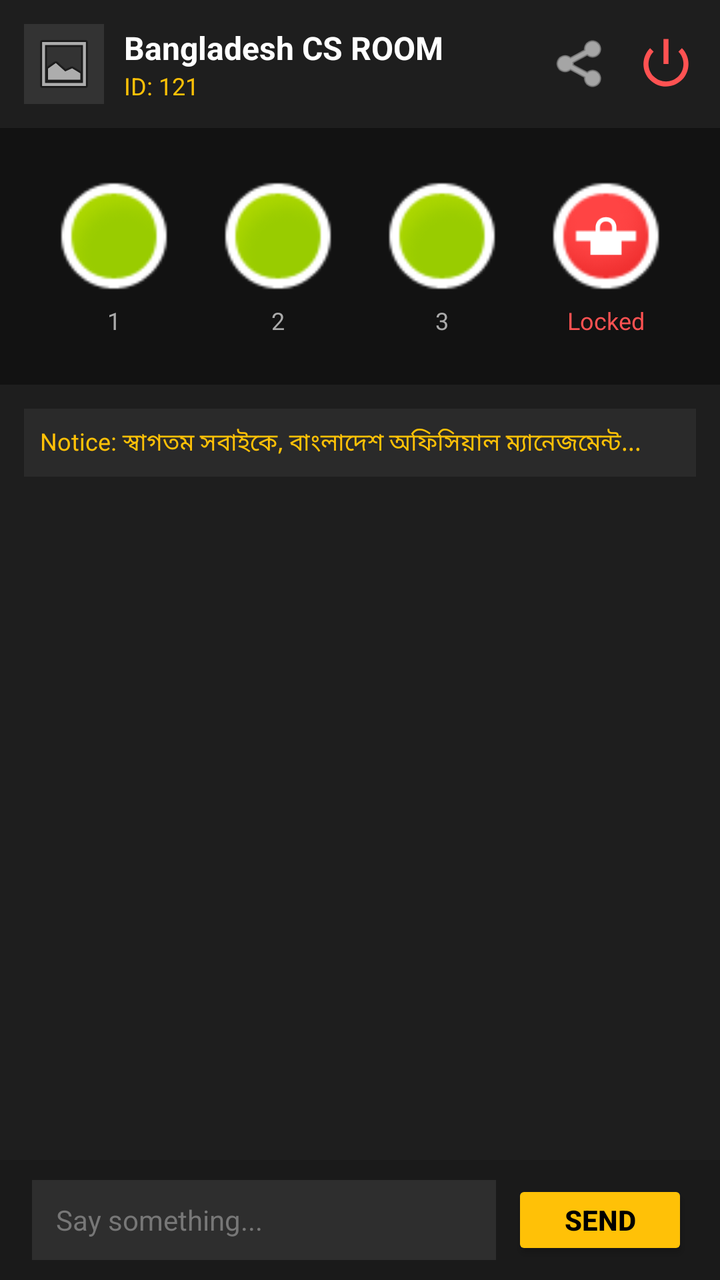
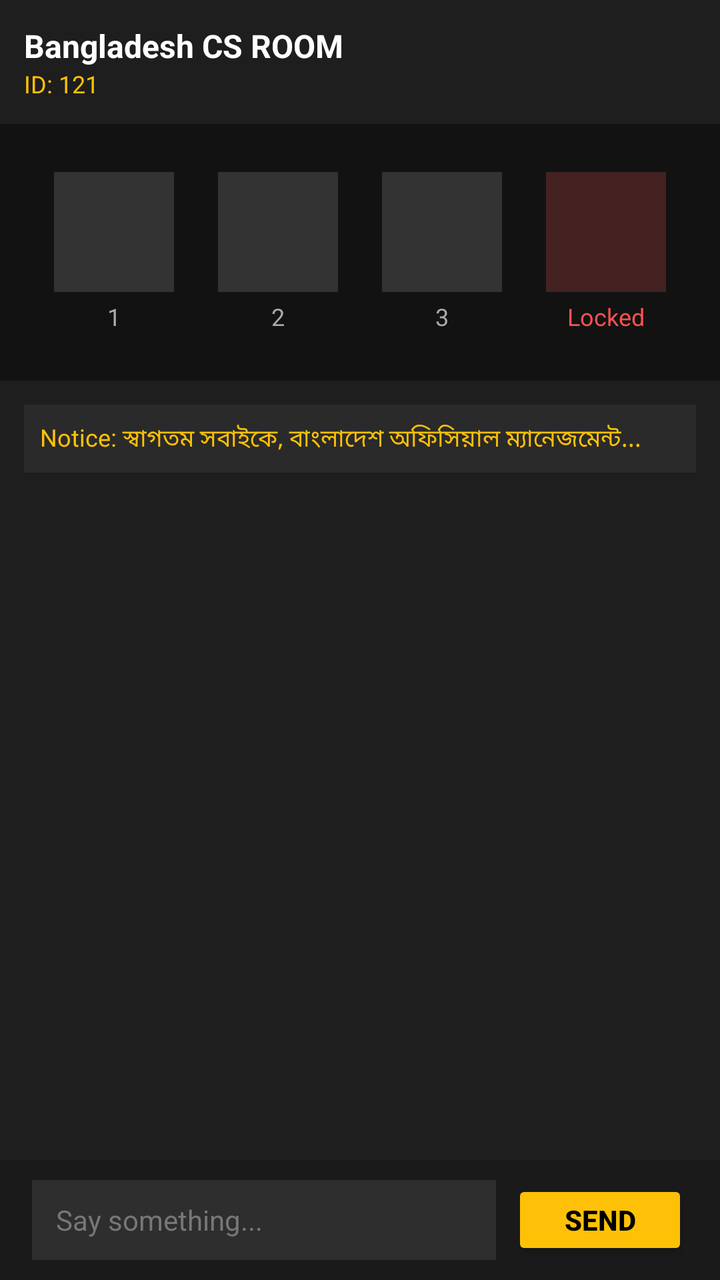

Screens rendered from an Android XML layout before and after an edit, with the pre-edit source and the edit as a unified diff.
<!-- AndroidManifest.xml: application theme Theme.AppCompat.DayNight.NoActionBar -->
<!-- res/layout/activity_voice_room.xml -->
<?xml version="1.0" encoding="utf-8"?>
<LinearLayout xmlns:android="http://schemas.android.com/apk/res/android"
    android:layout_width="match_parent"
    android:layout_height="match_parent"
    android:orientation="vertical"
    android:background="#121212">

    
    <LinearLayout
        android:layout_width="match_parent"
        android:layout_height="wrap_content"
        android:orientation="horizontal"
        android:padding="12dp"
        android:gravity="center_vertical"
        android:background="#1E1E1E">

        <ImageView
            android:layout_width="40dp"
            android:layout_height="40dp"
            android:src="@android:drawable/ic_menu_gallery"
            android:background="#333333"
            android:padding="4dp"/>

        <LinearLayout
            android:layout_width="0dp"
            android:layout_height="wrap_content"
            android:layout_weight="1"
            android:orientation="vertical"
            android:layout_marginStart="10dp">

            <TextView
                android:layout_width="wrap_content"
                android:layout_height="wrap_content"
                android:text="Bangladesh CS ROOM"
                android:textColor="#FFFFFF"
                android:textSize="16sp"
                android:textStyle="bold" />

            <TextView
                android:layout_width="wrap_content"
                android:layout_height="wrap_content"
                android:text="ID: 121"
                android:textColor="#FFC107"
                android:textSize="12sp" />
        </LinearLayout>

        <ImageView
            android:layout_width="30dp"
            android:layout_height="30dp"
            android:src="@android:drawable/ic_menu_share"
            android:tint="#FFFFFF"
            android:layout_marginEnd="12dp"/>

        <ImageView
            android:layout_width="30dp"
            android:layout_height="30dp"
            android:src="@android:drawable/ic_lock_power_off"
            android:tint="#FF5252"/>
    </LinearLayout>

    
    <GridLayout
        android:layout_width="match_parent"
        android:layout_height="wrap_content"
        android:columnCount="4"
        android:alignmentMode="alignMargins"
        android:columnOrderPreserved="false"
        android:padding="16dp"
        android:gravity="center">

        
        <LinearLayout
            android:layout_width="0dp"
            android:layout_height="wrap_content"
            android:layout_columnWeight="1"
            android:orientation="vertical"
            android:gravity="center"
            android:layout_margin="8dp">
            <ImageView
                android:layout_width="60dp"
                android:layout_height="60dp"
                android:background="@android:drawable/presence_online"
                android:src="@android:drawable/ic_menu_mic"
                android:padding="15dp"
                android:tint="#FFFFFF"/>
            <TextView
                android:layout_width="wrap_content"
                android:layout_height="wrap_content"
                android:text="1"
                android:textColor="#AAAAAA"
                android:textSize="12sp"
                android:layout_marginTop="4dp"/>
        </LinearLayout>

        
        <LinearLayout
            android:layout_width="0dp"
            android:layout_height="wrap_content"
            android:layout_columnWeight="1"
            android:orientation="vertical"
            android:gravity="center"
            android:layout_margin="8dp">
            <ImageView
                android:layout_width="60dp"
                android:layout_height="60dp"
                android:background="@android:drawable/presence_online"
                android:src="@android:drawable/ic_menu_mic"
                android:padding="15dp"
                android:tint="#FFFFFF"/>
            <TextView
                android:layout_width="wrap_content"
                android:layout_height="wrap_content"
                android:text="2"
                android:textColor="#AAAAAA"
                android:textSize="12sp"
                android:layout_marginTop="4dp"/>
        </LinearLayout>

        
        <LinearLayout
            android:layout_width="0dp"
            android:layout_height="wrap_content"
            android:layout_columnWeight="1"
            android:orientation="vertical"
            android:gravity="center"
            android:layout_margin="8dp">
            <ImageView
                android:layout_width="60dp"
                android:layout_height="60dp"
                android:background="@android:drawable/presence_online"
                android:src="@android:drawable/ic_menu_mic"
                android:padding="15dp"
                android:tint="#FFFFFF"/>
            <TextView
                android:layout_width="wrap_content"
                android:layout_height="wrap_content"
                android:text="3"
                android:textColor="#AAAAAA"
                android:textSize="12sp"
                android:layout_marginTop="4dp"/>
        </LinearLayout>

        
        <LinearLayout
            android:layout_width="0dp"
            android:layout_height="wrap_content"
            android:layout_columnWeight="1"
            android:orientation="vertical"
            android:gravity="center"
            android:layout_margin="8dp">
            <ImageView
                android:layout_width="60dp"
                android:layout_height="60dp"
                android:background="@android:drawable/presence_busy"
                android:src="@android:drawable/ic_lock_lock"
                android:padding="15dp"
                android:tint="#FFFFFF"/>
            <TextView
                android:layout_width="wrap_content"
                android:layout_height="wrap_content"
                android:text="Locked"
                android:textColor="#FF5252"
                android:textSize="12sp"
                android:layout_marginTop="4dp"/>
        </LinearLayout>
    </GridLayout>

    
    <LinearLayout
        android:layout_width="match_parent"
        android:layout_height="0dp"
        android:layout_weight="1"
        android:orientation="vertical"
        android:background="#1E1E1E"
        android:padding="12dp">

        <TextView
            android:layout_width="match_parent"
            android:layout_height="wrap_content"
            android:text="Notice: স্বাগতম সবাইকে, বাংলাদেশ অফিসিয়াল ম্যানেজমেন্ট..."
            android:textColor="#FFC107"
            android:textSize="12sp"
            android:padding="8dp"
            android:background="#2A2A2A"/>
    </LinearLayout>

    
    <LinearLayout
        android:layout_width="match_parent"
        android:layout_height="60dp"
        android:orientation="horizontal"
        android:background="#1A1A1A"
        android:gravity="center_vertical"
        android:paddingHorizontal="16dp">

        <EditText
            android:layout_width="0dp"
            android:layout_height="40dp"
            android:layout_weight="1"
            android:hint="Say something..."
            android:textColor="#FFFFFF"
            android:textColorHint="#777777"
            android:background="#2E2E2E"
            android:paddingHorizontal="12dp"
            android:textSize="14sp"/>

        <Button
            android:layout_width="wrap_content"
            android:layout_height="40dp"
            android:text="Send"
            android:backgroundTint="#FFC107"
            android:textColor="#000000"
            android:layout_marginStart="8dp"
            android:textStyle="bold"/>
    </LinearLayout>

</LinearLayout>
<!-- resources referenced by this layout -->
<resources>

</resources>

<!-- the commit's change to res/layout/activity_voice_room.xml (unified diff, before → after) -->
@@ -14,19 +14,11 @@
         android:gravity="center_vertical"
         android:background="#1E1E1E">
 
-        <ImageView
-            android:layout_width="40dp"
-            android:layout_height="40dp"
-            android:src="@android:drawable/ic_menu_gallery"
-            android:background="#333333"
-            android:padding="4dp"/>
-
         <LinearLayout
             android:layout_width="0dp"
             android:layout_height="wrap_content"
             android:layout_weight="1"
-            android:orientation="vertical"
-            android:layout_marginStart="10dp">
+            android:orientation="vertical">
 
             <TextView
                 android:layout_width="wrap_content"
@@ -43,19 +35,6 @@
                 android:textColor="#FFC107"
                 android:textSize="12sp" />
         </LinearLayout>
-
-        <ImageView
-            android:layout_width="30dp"
-            android:layout_height="30dp"
-            android:src="@android:drawable/ic_menu_share"
-            android:tint="#FFFFFF"
-            android:layout_marginEnd="12dp"/>
-
-        <ImageView
-            android:layout_width="30dp"
-            android:layout_height="30dp"
-            android:src="@android:drawable/ic_lock_power_off"
-            android:tint="#FF5252"/>
     </LinearLayout>
 
     
@@ -63,8 +42,6 @@
         android:layout_width="match_parent"
         android:layout_height="wrap_content"
         android:columnCount="4"
-        android:alignmentMode="alignMargins"
-        android:columnOrderPreserved="false"
         android:padding="16dp"
         android:gravity="center">
 
@@ -76,13 +53,10 @@
             android:orientation="vertical"
             android:gravity="center"
             android:layout_margin="8dp">
-            <ImageView
+            <View
                 android:layout_width="60dp"
                 android:layout_height="60dp"
-                android:background="@android:drawable/presence_online"
-                android:src="@android:drawable/ic_menu_mic"
-                android:padding="15dp"
-                android:tint="#FFFFFF"/>
+                android:background="#333333"/>
             <TextView
                 android:layout_width="wrap_content"
                 android:layout_height="wrap_content"
@@ -100,13 +74,10 @@
             android:orientation="vertical"
             android:gravity="center"
             android:layout_margin="8dp">
-            <ImageView
+            <View
                 android:layout_width="60dp"
                 android:layout_height="60dp"
-                android:background="@android:drawable/presence_online"
-                android:src="@android:drawable/ic_menu_mic"
-                android:padding="15dp"
-                android:tint="#FFFFFF"/>
+                android:background="#333333"/>
             <TextView
                 android:layout_width="wrap_content"
                 android:layout_height="wrap_content"
@@ -124,13 +95,10 @@
             android:orientation="vertical"
             android:gravity="center"
             android:layout_margin="8dp">
-            <ImageView
+            <View
                 android:layout_width="60dp"
                 android:layout_height="60dp"
-                android:background="@android:drawable/presence_online"
-                android:src="@android:drawable/ic_menu_mic"
-                android:padding="15dp"
-                android:tint="#FFFFFF"/>
+                android:background="#333333"/>
             <TextView
                 android:layout_width="wrap_content"
                 android:layout_height="wrap_content"
@@ -148,13 +116,10 @@
             android:orientation="vertical"
             android:gravity="center"
             android:layout_margin="8dp">
-            <ImageView
+            <View
                 android:layout_width="60dp"
                 android:layout_height="60dp"
-                android:background="@android:drawable/presence_busy"
-                android:src="@android:drawable/ic_lock_lock"
-                android:padding="15dp"
-                android:tint="#FFFFFF"/>
+                android:background="#442222"/>
             <TextView
                 android:layout_width="wrap_content"
                 android:layout_height="wrap_content"
